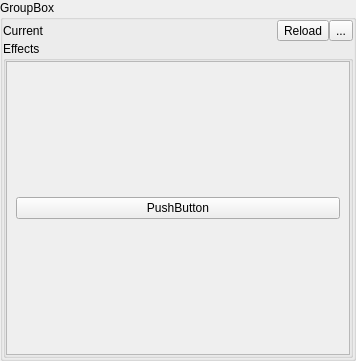
First picture: the form in Apps/LedRemoteControl/animationselectgroupbox.ui, repository successbyfailure/libreLeds, before the edit.
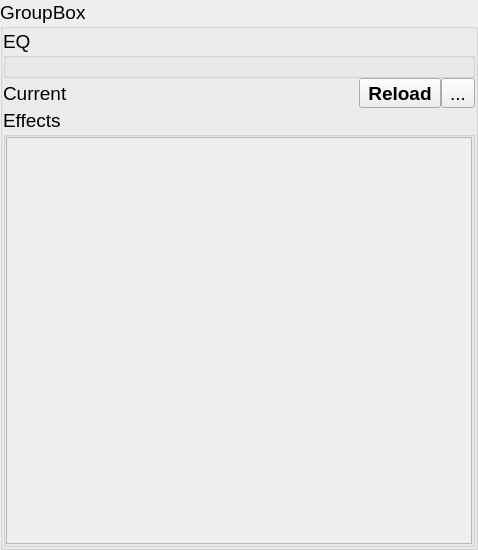
Second picture: the form after the edit. Custom widgets are drawn as their Qt base class.

```diff
--- a/Apps/LedRemoteControl/animationselectgroupbox.ui
+++ b/Apps/LedRemoteControl/animationselectgroupbox.ui
@@ -6,17 +6,22 @@
    <rect>
     <x>0</x>
     <y>0</y>
-    <width>356</width>
-    <height>361</height>
+    <width>478</width>
+    <height>550</height>
    </rect>
   </property>
+  <property name="font">
+   <font>
+    <pointsize>14</pointsize>
+   </font>
+  </property>
   <property name="windowTitle">
    <string>GroupBox</string>
   </property>
   <property name="title">
    <string>GroupBox</string>
   </property>
-  <layout class="QVBoxLayout" name="verticalLayout" stretch="1,10">
+  <layout class="QVBoxLayout" name="verticalLayout" stretch="0,1,10">
    <property name="spacing">
     <number>0</number>
    </property>
@@ -32,6 +37,13 @@
    <property name="bottomMargin">
     <number>0</number>
    </property>
+   <item>
+    <widget class="spectrumWidget" name="gbEQ">
+     <property name="title">
+      <string>EQ</string>
+     </property>
+    </widget>
+   </item>
    <item>
     <layout class="QHBoxLayout" name="horizontalLayout">
      <item>
@@ -43,6 +55,12 @@
      </item>
      <item>
       <widget class="QToolButton" name="btnReload">
+       <property name="font">
+        <font>
+         <weight>75</weight>
+         <bold>true</bold>
+        </font>
+       </property>
        <property name="text">
         <string>Reload</string>
        </property>
@@ -88,19 +106,11 @@
           <rect>
            <x>0</x>
            <y>0</y>
-           <width>342</width>
-           <height>280</height>
+           <width>464</width>
+           <height>392</height>
           </rect>
          </property>
-         <layout class="QVBoxLayout" name="verticalLayout_3">
-          <item>
-           <widget class="QPushButton" name="pushButton">
-            <property name="text">
-             <string>PushButton</string>
-            </property>
-           </widget>
-          </item>
-         </layout>
+         <layout class="QVBoxLayout" name="verticalLayout_3"/>
         </widget>
        </widget>
       </item>
@@ -109,6 +119,14 @@
    </item>
   </layout>
  </widget>
+ <customwidgets>
+  <customwidget>
+   <class>spectrumWidget</class>
+   <extends>QGroupBox</extends>
+   <header location="global">spectrumwidget.h</header>
+   <container>1</container>
+  </customwidget>
+ </customwidgets>
  <resources/>
  <connections/>
 </ui>
```
